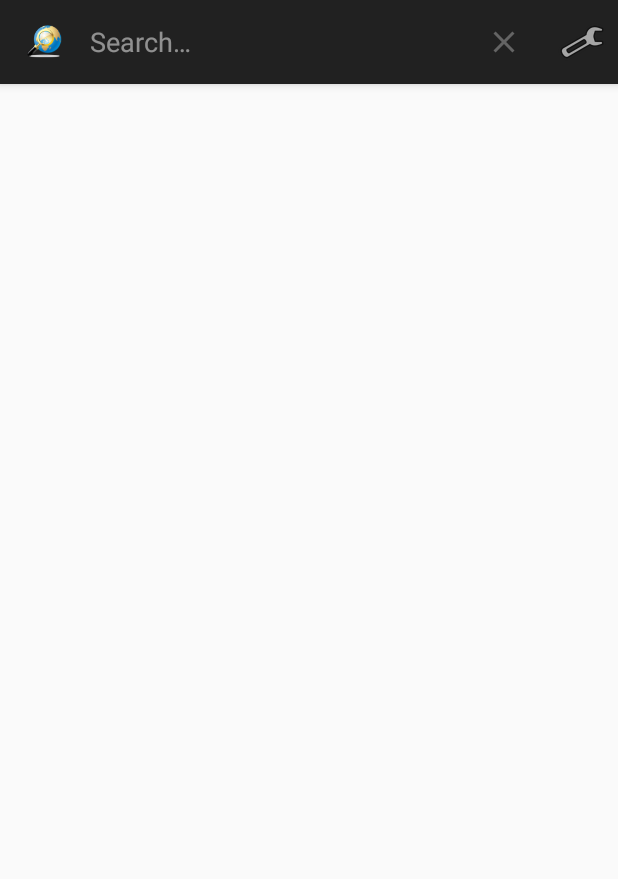
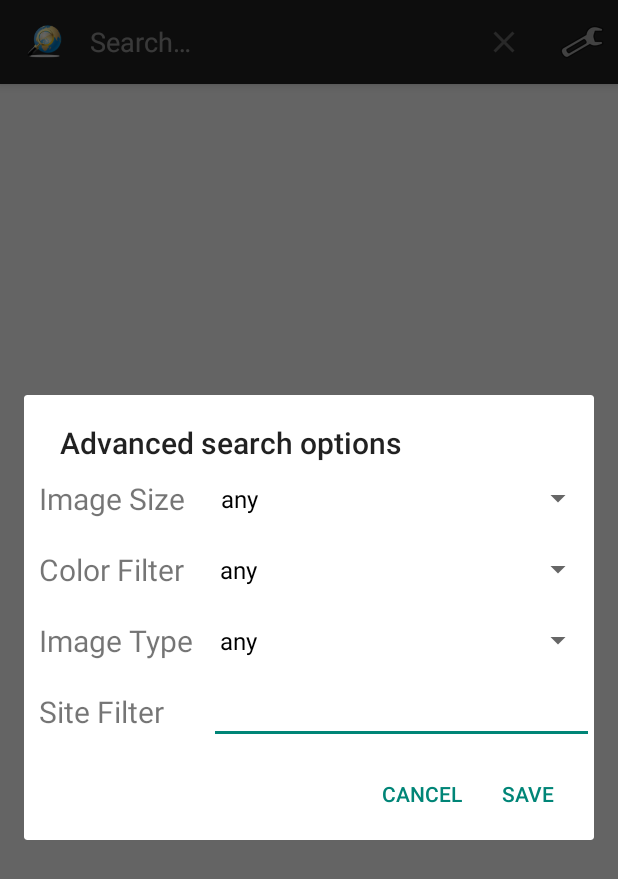
Before and after one commit to smulyono/Image-Finder, an Android app: the screen it shows after launch (SearchActivity), after a tap on "Filter", on a phone screen of 412 x 824 dp. Shown: the top 879 px of the screen. Run offline under Robolectric (Android 15) with nearby library versions, the light colour scheme and no system bars; our stand-ins replace Picasso; libraries missing offline, so code that uses them is left out: com.loopj.android; pictures from the network do not load; 1 other tap on this screen came first.

Commit message:
add filter dialog, apply filter on search

```diff
--- a/app/src/main/java/courses/smulyono/me/imagefinder/activities/SearchActivity.java
+++ b/app/src/main/java/courses/smulyono/me/imagefinder/activities/SearchActivity.java
@@ -28,11 +28,13 @@ import java.util.ArrayList;
 
 import courses.smulyono.me.imagefinder.R;
 import courses.smulyono.me.imagefinder.adapters.ImageResultsAdapter;
+import courses.smulyono.me.imagefinder.dialogs.SetFilterDialog;
+import courses.smulyono.me.imagefinder.models.ImageFilter;
 import courses.smulyono.me.imagefinder.models.ImageResult;
 
 
-public class SearchActivity extends ActionBarActivity {
-    private final String APP_TAG = "[IMAGE_FINDER]";
+public class SearchActivity extends ActionBarActivity  {
+    public static final String APP_TAG = "[IMAGE_FINDER]";
     private final String GOOGLE_SEARCH_URL = "https://ajax.googleapis.com/ajax/services/search/images";
 
     private Button btnSearch;
@@ -41,6 +43,8 @@ public class SearchActivity extends ActionBarActivity {
     private ArrayList<ImageResult> imageResults;
     private ImageResultsAdapter aImageResults;
     private SearchView mSearchView;
+
+    public ImageFilter imageFilter;
 
     @Override
     protected void onCreate(Bundle savedInstanceState) {
@@ -76,21 +80,20 @@ public class SearchActivity extends ActionBarActivity {
 
         aImageResults = new ImageResultsAdapter(this, imageResults);
         gvResults.setAdapter(aImageResults);
+
+        // prepare the standards filter;
+        imageFilter = new ImageFilter();
+        imageFilter.imageSizeOptions = getResources().getStringArray(R.array.image_size_array);
+        imageFilter.imageTypeOptions = getResources().getStringArray(R.array.image_type_array);
+        imageFilter.colorFilterOptions= getResources().getStringArray(R.array.color_filter_array);
     }
 
     // button search click
     private void onImageSearch(String queryText){
         Toast.makeText(this, queryText, Toast.LENGTH_SHORT).show();
 
-        RequestParams params = new RequestParams();
-        params.put("q", queryText);
-        params.put("v", "1.0");
-        params.put("rsz", 8);
-        // image size
-//        params.put("imgsz", "small");
-
         AsyncHttpClient client = new AsyncHttpClient();
-        client.get(GOOGLE_SEARCH_URL, params, new JsonHttpResponseHandler(){
+        client.get(GOOGLE_SEARCH_URL, getConstructedRequestParams(queryText), new JsonHttpResponseHandler(){
             @Override
             public void onSuccess(int statusCode, Header[] headers, JSONObject response) {
                 Log.d(APP_TAG, response.toString());
@@ -139,9 +142,33 @@ public class SearchActivity extends ActionBarActivity {
 
         switch (id){
             case R.id.action_filter :
+                // shows up dialog
+                SetFilterDialog filterDialog = SetFilterDialog.newInstance();
+                filterDialog.show(getFragmentManager(),"filter_dialog");
                 return true;
         }
 
         return super.onOptionsItemSelected(item);
     }
+
+    private RequestParams getConstructedRequestParams(String queryText){
+        RequestParams params = new RequestParams();
+        params.put("q", queryText);
+        params.put("v", "1.0");
+        params.put("rsz", 8);
+        // process the filter
+        if (!imageFilter.getImageSize().equalsIgnoreCase("any")) {
+            params.put("imgsz", imageFilter.getImageSize());
+        }
+        if (!imageFilter.getColorFilter().equalsIgnoreCase("any")) {
+            params.put("imgcolor", imageFilter.getColorFilter());
+        }
+        if (!imageFilter.getImageType().equalsIgnoreCase("any")) {
+            params.put("imgtype", imageFilter.getImageType());
+        }
+        if (!imageFilter.siteFilter.isEmpty()) {
+            params.put("as_sitesearch", imageFilter.siteFilter);
+        }
+        return params;
+    }
 }
--- /dev/null
+++ b/app/src/main/java/courses/smulyono/me/imagefinder/dialogs/SetFilterDialog.java
@@ -0,0 +1,97 @@
+package courses.smulyono.me.imagefinder.dialogs;
+
+import android.app.Activity;
+import android.app.AlertDialog;
+import android.app.Dialog;
+import android.app.DialogFragment;
+import android.content.DialogInterface;
+import android.os.Bundle;
+import android.util.Log;
+import android.view.LayoutInflater;
+import android.view.View;
+import android.widget.ArrayAdapter;
+import android.widget.EditText;
+import android.widget.Spinner;
+
+import courses.smulyono.me.imagefinder.R;
+import courses.smulyono.me.imagefinder.activities.SearchActivity;
+
+/**
+ * Created by smulyono on 2/28/15.
+ */
+public class SetFilterDialog extends DialogFragment {
+
+    private Spinner spImageSize;
+    private Spinner spColorFilter;
+    private Spinner spImageType;
+    private EditText etSiteFilter;
+
+    private SearchActivity parentActivity;
+
+    public static SetFilterDialog newInstance(){
+        SetFilterDialog newDialog = new SetFilterDialog();
+        return newDialog;
+    }
+
+
+    @Override
+    public void onAttach(Activity activity) {
+        super.onAttach(activity);
+
+        parentActivity = (SearchActivity) activity;
+
+    }
+
+    @Override
+    public Dialog onCreateDialog(Bundle savedInstanceState) {
+        AlertDialog.Builder builder = new AlertDialog.Builder(getActivity());
+        LayoutInflater inflater = getActivity().getLayoutInflater();
+
+        View view = inflater.inflate(R.layout.filter_dialog, null);
+
+        // image size
+        spImageSize = (Spinner) view.findViewById(R.id.spImageSize);
+        ArrayAdapter<CharSequence> imageSizeadapter = ArrayAdapter.createFromResource(getActivity(), R.array.image_size_array, android.R.layout.simple_spinner_dropdown_item);
+        spImageSize.setAdapter(imageSizeadapter);
+        spImageSize.setSelection(parentActivity.imageFilter.imageSize);
+
+        // color filter
+        spColorFilter = (Spinner) view.findViewById(R.id.spColorFilter);
+        ArrayAdapter<CharSequence> colorFilterAdapter = ArrayAdapter.createFromResource(getActivity(), R.array.color_filter_array, android.R.layout.simple_spinner_dropdown_item);
+        spColorFilter.setAdapter(colorFilterAdapter);
+        spColorFilter.setSelection(parentActivity.imageFilter.colorFilter);
+
+        // image type
+        spImageType = (Spinner) view.findViewById(R.id.spImageType);
+        ArrayAdapter<CharSequence> imageTypeAdapter = ArrayAdapter.createFromResource(getActivity(), R.array.image_type_array, android.R.layout.simple_spinner_dropdown_item);
+        spImageType.setAdapter(imageTypeAdapter);
+        spImageType.setSelection(parentActivity.imageFilter.imageType);
+
+        // site filter
+        etSiteFilter = (EditText) view.findViewById(R.id.etSiteFilter);
+        etSiteFilter.setText(parentActivity.imageFilter.siteFilter);
+
+        builder.setView(view)
+            .setTitle(R.string.filter_title)
+            .setPositiveButton(R.string.save_label, new DialogInterface.OnClickListener() {
+                @Override
+                public void onClick(DialogInterface dialog, int which) {
+                    // save the filter
+                    parentActivity.imageFilter.imageType = spImageType.getSelectedItemPosition();
+                    parentActivity.imageFilter.imageSize = spImageSize.getSelectedItemPosition();
+                    parentActivity.imageFilter.colorFilter = spColorFilter.getSelectedItemPosition();
+                    parentActivity.imageFilter.siteFilter = etSiteFilter.getText().toString();
+                    Log.d(SearchActivity.APP_TAG, "saved!");
+                }
+            })
+            .setNegativeButton(R.string.cancel_label, new DialogInterface.OnClickListener() {
+                @Override
+                public void onClick(DialogInterface dialog, int which) {
+                    SetFilterDialog.this.getDialog().cancel();
+                }
+            });
+
+        return builder.create();
+    }
+
+}
--- /dev/null
+++ b/app/src/main/java/courses/smulyono/me/imagefinder/models/ImageFilter.java
@@ -0,0 +1,42 @@
+package courses.smulyono.me.imagefinder.models;
+
+import java.io.Serializable;
+
+/**
+ * Created by smulyono on 2/28/15.
+ */
+public class ImageFilter implements Serializable{
+    public String[] imageSizeOptions;
+    public String[] colorFilterOptions;
+    public String[] imageTypeOptions;
+
+
+    public int imageSize;
+    public int colorFilter;
+    public int imageType;
+    public String siteFilter;
+
+    public ImageFilter(){
+        // Prepare default value
+        imageSize = 0;
+        colorFilter = 0;
+        imageType = 0;
+        siteFilter = "";
+    }
+
+    public String getImageSize(){
+        if (imageSize <= imageSizeOptions.length){
+            return imageSizeOptions[imageSize];
+        } else return null;
+    }
+    public String getColorFilter(){
+        if (colorFilter <= colorFilterOptions.length){
+            return colorFilterOptions[colorFilter];
+        } else return null;
+    }
+    public String getImageType(){
+        if (imageType <= imageTypeOptions.length){
+            return imageTypeOptions[imageType];
+        } else return null;
+    }
+}
--- /dev/null
+++ b/app/src/main/res/layout/filter_dialog.xml
@@ -0,0 +1,100 @@
+<?xml version="1.0" encoding="utf-8"?>
+<RelativeLayout xmlns:android="http://schemas.android.com/apk/res/android"
+    android:layout_width="match_parent" android:layout_height="match_parent"
+    android:layout_margin="10dp"
+    >
+
+    <TextView
+        android:layout_width="wrap_content"
+        android:layout_height="wrap_content"
+        android:text="@string/image_size_label"
+        android:id="@+id/tvLabelImageSize"
+        android:layout_alignParentLeft="true"
+        android:layout_alignParentStart="true"
+        android:textSize="20sp"
+        android:padding="10dp"
+        android:layout_marginRight="6dp"
+        />
+
+    <TextView
+        android:layout_width="wrap_content"
+        android:layout_height="wrap_content"
+        android:text="@string/color_filter_label"
+        android:id="@+id/tvColorFilterLabel"
+        android:layout_below="@+id/tvLabelImageSize"
+        android:layout_alignParentLeft="true"
+        android:layout_alignParentStart="true"
+        android:textSize="20sp"
+        android:padding="10dp"
+        android:layout_marginRight="6dp"
+        />
+
+    <TextView
+        android:layout_width="wrap_content"
+        android:layout_height="wrap_content"
+        android:text="@string/image_type_label"
+        android:id="@+id/tvImageTypeLabel"
+        android:layout_below="@+id/tvColorFilterLabel"
+        android:layout_alignParentLeft="true"
+        android:layout_alignParentStart="true"
+        android:textSize="20sp"
+        android:padding="10dp"
+
+        />
+
+    <TextView
+        android:layout_width="wrap_content"
+        android:layout_height="wrap_content"
+        android:text="@string/site_filter_label"
+        android:id="@+id/tvSiteFilterLabel"
+        android:layout_below="@+id/tvImageTypeLabel"
+        android:layout_alignParentLeft="true"
+        android:layout_alignParentStart="true"
+        android:textSize="20sp"
+        android:padding="10dp"
+        android:layout_marginRight="20dp"
+        />
+
+    <Spinner
+        android:layout_width="fill_parent"
+        android:layout_height="wrap_content"
+        android:id="@+id/spImageSize"
+        android:layout_toRightOf="@+id/tvLabelImageSize"
+        android:layout_toEndOf="@+id/tvLabelImageSize"
+        android:layout_alignBottom="@+id/tvLabelImageSize"
+        android:textAlignment="gravity"
+        android:spinnerMode="dropdown"
+        />
+
+    <Spinner
+        android:layout_width="fill_parent"
+        android:layout_height="wrap_content"
+        android:id="@+id/spColorFilter"
+        android:layout_alignTop="@+id/tvColorFilterLabel"
+        android:layout_toRightOf="@+id/tvColorFilterLabel"
+        android:layout_alignBottom="@id/tvColorFilterLabel"
+        android:textAlignment="gravity"
+        android:spinnerMode="dropdown"
+        />
+
+    <Spinner
+        android:layout_width="fill_parent"
+        android:layout_height="wrap_content"
+        android:id="@+id/spImageType"
+        android:layout_alignTop="@+id/tvImageTypeLabel"
+        android:layout_toRightOf="@+id/tvImageTypeLabel"
+        android:layout_alignBottom="@id/tvImageTypeLabel"
+        android:textAlignment="gravity"
+        android:spinnerMode="dropdown"
+        />
+
+    <EditText
+        android:layout_width="fill_parent"
+        android:layout_height="wrap_content"
+        android:id="@+id/etSiteFilter"
+        android:layout_below="@+id/tvImageTypeLabel"
+        android:layout_toRightOf="@+id/tvSiteFilterLabel"
+
+        />
+
+</RelativeLayout>
--- a/app/src/main/res/values/strings.xml
+++ b/app/src/main/res/values/strings.xml
@@ -7,5 +7,50 @@
     <string name="image_title">Image Title</string>
     <string name="title_activity_image_display">Full Image</string>
 
-    <string name="hello_world">Hello world!</string>
+    <!-- Filter dialog -->
+    <string name="filter_title">Advanced search options</string>
+    <string name="image_size_label">Image Size</string>
+    <string name="color_filter_label">Color Filter</string>
+    <string name="image_type_label">Image Type</string>
+    <string name="site_filter_label">Site Filter</string>
+
+    <string-array name="image_size_array">
+        <item>any</item>
+        <item>icon</item>
+        <item>small</item>
+        <item>medium</item>
+        <item>large</item>
+        <item>xlarge</item>
+        <item>xxlarge</item>
+        <item>huge</item>
+    </string-array>
+
+    <string-array name="color_filter_array">
+        <item>any</item>
+        <item>black</item>
+        <item>blue</item>
+        <item>brown</item>
+        <item>gray</item>
+        <item>green</item>
+        <item>orange</item>
+        <item>pink</item>
+        <item>purple</item>
+        <item>red</item>
+        <item>teal</item>
+        <item>white</item>
+        <item>yellow</item>
+    </string-array>
+
+    <string-array name="image_type_array">
+        <item>any</item>
+        <item>face</item>
+        <item>photo</item>
+        <item>clipart</item>
+        <item>lineart</item>
+    </string-array>
+
+
+    <string name="save_label">Save</string>
+    <string name="cancel_label">Cancel</string>
+
 </resources>
```
